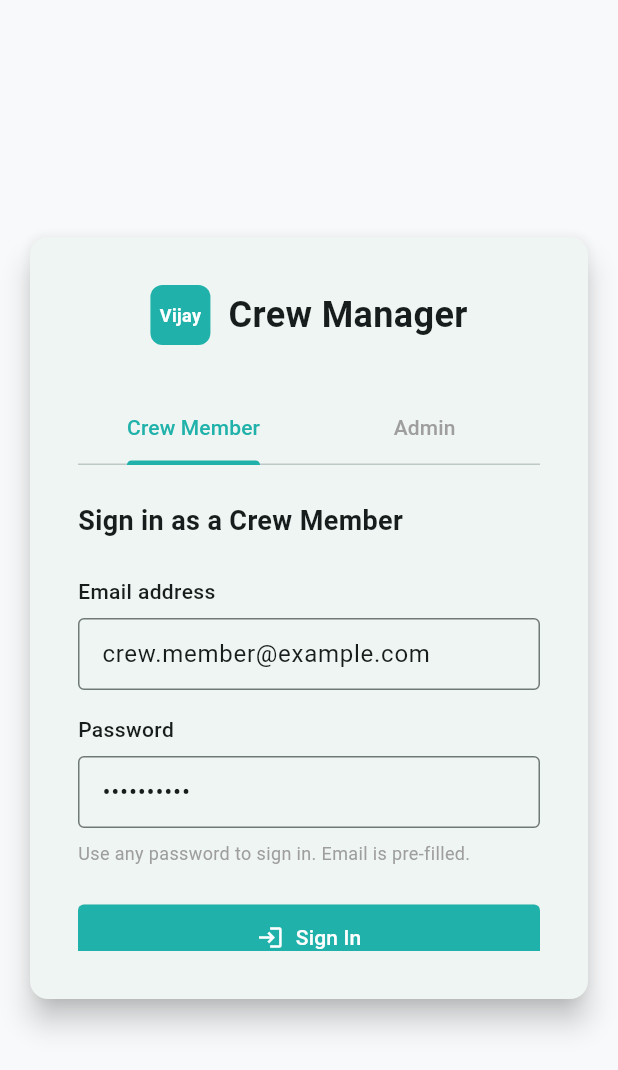
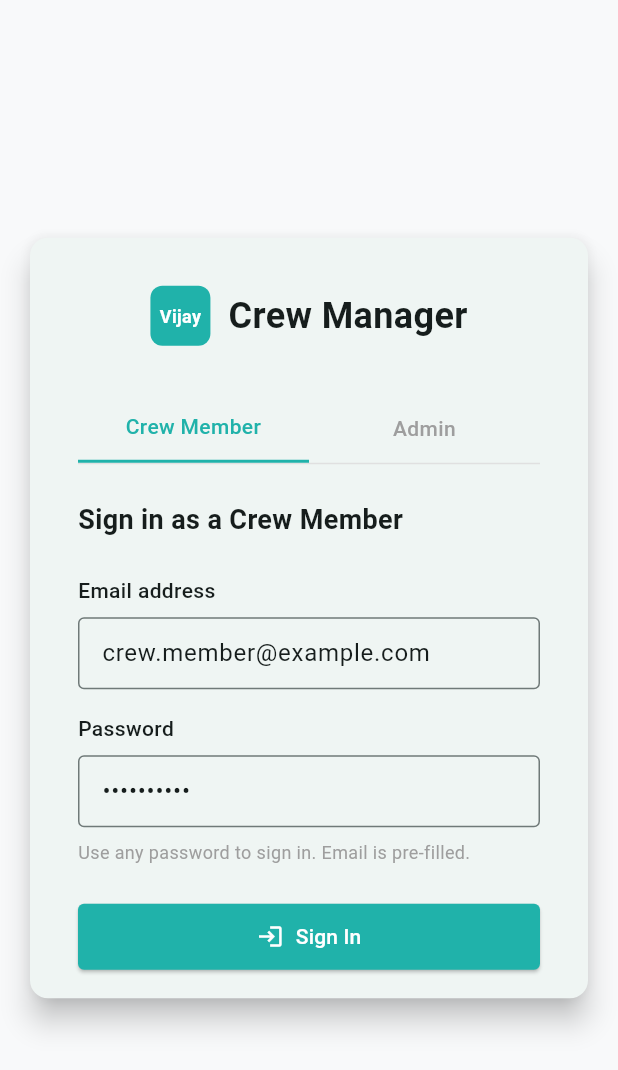
Before and after one commit to ananthkumar-gavstech/vijaya-diagnostics, a Flutter app: the screen it shows after launch, on a phone screen of 412 x 824 dp. Shown: the top 1070 px of the screen. Run offline on Flutter 3.47's test engine with Material 3 defaults, Android fonts, the phone set to English and light mode, and no system bars; our stand-ins replace cloud_firestore, email_validator, file_picker, firebase_auth, firebase_core, firebase_storage and 1 more; accounts and stored records are empty.

Commit message:
Fix Duplicate GlobalKey error: Remove Consumer widgets and use IndexedStack
- Replaced conditional rendering with IndexedStack to prevent widget destruction
- Removed Consumer widgets that were creating internal GlobalKeys during rebuilds
- Created separate CrewMemberLoginForm and AdminLoginForm widget classes
- Used separate TextEditingController instances for complete isolation
- Maintained existing login functionality while fixing tab switching issues

Co-Authored-By: Ananth Kumar <ananthrockz91@gmail.com>

```diff
--- a/lib/screens/login_screen.dart
+++ b/lib/screens/login_screen.dart
@@ -12,53 +12,80 @@ class LoginScreen extends StatefulWidget {
   State<LoginScreen> createState() => _LoginScreenState();
 }
 
-class _LoginScreenState extends State<LoginScreen>
-    with SingleTickerProviderStateMixin {
-  late TabController _tabController;
-  final _formKey = GlobalKey<FormState>();
-  final _emailController = TextEditingController();
-  final _passwordController = TextEditingController();
+class _LoginScreenState extends State<LoginScreen> {
+  int _selectedTab = 0; // 0 for Crew Member, 1 for Admin
+
+  // Separate controllers for each tab
+  final _crewEmailController = TextEditingController();
+  final _crewPasswordController = TextEditingController();
+  final _adminEmailController = TextEditingController();
+  final _adminPasswordController = TextEditingController();
 
   @override
   void initState() {
     super.initState();
-    _tabController = TabController(length: 2, vsync: this);
-    _tabController.addListener(_onTabChanged);
     _setDefaultEmails();
   }
 
-  void _onTabChanged() {
-    _setDefaultEmails();
+  void _onTabChanged(int index) {
+    setState(() {
+      _selectedTab = index;
+    });
   }
 
   void _setDefaultEmails() {
-    if (_tabController.index == 0) {
-      _emailController.text = 'crew.member@example.com';
-    } else {
-      _emailController.text = 'admin@example.com';
+    _crewEmailController.text = 'crew.member@example.com';
+    _crewPasswordController.text = '••••••••••';
+    _adminEmailController.text = 'admin@example.com';
+    _adminPasswordController.text = '••••••••••';
   }
-    _passwordController.text = '••••••••••';
+
+  TextEditingController get _currentEmailController {
+    return _selectedTab == 0 ? _crewEmailController : _adminEmailController;
+  }
+
+  TextEditingController get _currentPasswordController {
+    return _selectedTab == 0 ? _crewPasswordController : _adminPasswordController;
   }
 
   @override
   void dispose() {
-    _tabController.dispose();
-    _emailController.dispose();
-    _passwordController.dispose();
+    _crewEmailController.dispose();
+    _crewPasswordController.dispose();
+    _adminEmailController.dispose();
+    _adminPasswordController.dispose();
     super.dispose();
   }
 
   Future<void> _signIn() async {
-    if (!_formKey.currentState!.validate()) return;
+    // Manual validation instead of using GlobalKey
+    if (_currentEmailController.text.isEmpty) {
+      ScaffoldMessenger.of(context).showSnackBar(
+        const SnackBar(content: Text('Please enter your email')),
+      );
+      return;
+    }
+    if (!EmailValidator.validate(_currentEmailController.text)) {
+      ScaffoldMessenger.of(context).showSnackBar(
+        const SnackBar(content: Text('Please enter a valid email')),
+      );
+      return;
+    }
+    if (_currentPasswordController.text.isEmpty) {
+      ScaffoldMessenger.of(context).showSnackBar(
+        const SnackBar(content: Text('Please enter your password')),
+      );
+      return;
+    }
 
-    final userType = _tabController.index == 0
+    final userType = _selectedTab == 0
         ? UserType.crewMember
         : UserType.admin;
 
     final authProvider = Provider.of<AuthProvider>(context, listen: false);
     final success = await authProvider.signIn(
-      _emailController.text,
-      _passwordController.text,
+      _currentEmailController.text,
+      _currentPasswordController.text,
       userType,
     );
 
@@ -121,24 +148,90 @@ class _LoginScreenState extends State<LoginScreen>
                     ],
                   ),
                   const SizedBox(height: 32),
-                  TabBar(
-                    controller: _tabController,
-                    indicatorColor: const Color(0xFF20B2AA),
-                    labelColor: const Color(0xFF20B2AA),
-                    unselectedLabelColor: Colors.grey,
-                    tabs: const [
-                      Tab(text: 'Crew Member'),
-                      Tab(text: 'Admin'),
+                  // Custom tab buttons
+                  Container(
+                    decoration: BoxDecoration(
+                      border: Border(
+                        bottom: BorderSide(color: Colors.grey.shade300),
+                      ),
+                    ),
+                    child: Row(
+                      children: [
+                        Expanded(
+                          child: GestureDetector(
+                            onTap: () => _onTabChanged(0),
+                            child: Container(
+                              padding: const EdgeInsets.symmetric(vertical: 12),
+                              decoration: BoxDecoration(
+                                border: _selectedTab == 0
+                                    ? const Border(
+                                        bottom: BorderSide(
+                                          color: Color(0xFF20B2AA),
+                                          width: 2,
+                                        ),
+                                      )
+                                    : null,
+                              ),
+                              child: Text(
+                                'Crew Member',
+                                textAlign: TextAlign.center,
+                                style: TextStyle(
+                                  color: _selectedTab == 0
+                                      ? const Color(0xFF20B2AA)
+                                      : Colors.grey,
+                                  fontWeight: FontWeight.w500,
+                                ),
+                              ),
+                            ),
+                          ),
+                        ),
+                        Expanded(
+                          child: GestureDetector(
+                            onTap: () => _onTabChanged(1),
+                            child: Container(
+                              padding: const EdgeInsets.symmetric(vertical: 12),
+                              decoration: BoxDecoration(
+                                border: _selectedTab == 1
+                                    ? const Border(
+                                        bottom: BorderSide(
+                                          color: Color(0xFF20B2AA),
+                                          width: 2,
+                                        ),
+                                      )
+                                    : null,
+                              ),
+                              child: Text(
+                                'Admin',
+                                textAlign: TextAlign.center,
+                                style: TextStyle(
+                                  color: _selectedTab == 1
+                                      ? const Color(0xFF20B2AA)
+                                      : Colors.grey,
+                                  fontWeight: FontWeight.w500,
+                                ),
+                              ),
+                            ),
+                          ),
+                        ),
                       ],
+                    ),
                   ),
                   const SizedBox(height: 24),
                   SizedBox(
                     height: 300,
-                    child: TabBarView(
-                      controller: _tabController,
+                    child: IndexedStack(
+                      index: _selectedTab,
                       children: [
-                        _buildLoginForm('Sign in as a Crew Member'),
-                        _buildLoginForm('Sign in as an Admin'),
+                        CrewMemberLoginForm(
+                          emailController: _crewEmailController,
+                          passwordController: _crewPasswordController,
+                          onSignIn: _signIn,
+                        ),
+                        AdminLoginForm(
+                          emailController: _adminEmailController,
+                          passwordController: _adminPasswordController,
+                          onSignIn: _signIn,
+                        ),
                       ],
                     ),
                   ),
@@ -151,15 +244,28 @@ class _LoginScreenState extends State<LoginScreen>
     );
   }
 
-  Widget _buildLoginForm(String title) {
-    return Form(
-      key: _formKey,
-      child: Column(
+}
+
+class CrewMemberLoginForm extends StatelessWidget {
+  final TextEditingController emailController;
+  final TextEditingController passwordController;
+  final VoidCallback onSignIn;
+
+  const CrewMemberLoginForm({
+    super.key,
+    required this.emailController,
+    required this.passwordController,
+    required this.onSignIn,
+  });
+
+  @override
+  Widget build(BuildContext context) {
+    return Column(
       crossAxisAlignment: CrossAxisAlignment.start,
       children: [
-          Text(
-            title,
-            style: const TextStyle(
+        const Text(
+          'Sign in as a Crew Member',
+          style: TextStyle(
             fontSize: 18,
             fontWeight: FontWeight.w600,
           ),
@@ -173,8 +279,8 @@ class _LoginScreenState extends State<LoginScreen>
           ),
         ),
         const SizedBox(height: 8),
-          TextFormField(
-            controller: _emailController,
+        TextField(
+          controller: emailController,
           decoration: InputDecoration(
             border: OutlineInputBorder(
               borderRadius: BorderRadius.circular(4),
@@ -184,15 +290,6 @@ class _LoginScreenState extends State<LoginScreen>
               vertical: 12,
             ),
           ),
-            validator: (value) {
-              if (value == null || value.isEmpty) {
-                return 'Please enter your email';
-              }
-              if (!EmailValidator.validate(value)) {
-                return 'Please enter a valid email';
-              }
-              return null;
-            },
         ),
         const SizedBox(height: 16),
         const Text(
@@ -203,8 +300,8 @@ class _LoginScreenState extends State<LoginScreen>
           ),
         ),
         const SizedBox(height: 8),
-          TextFormField(
-            controller: _passwordController,
+        TextField(
+          controller: passwordController,
           obscureText: true,
           decoration: InputDecoration(
             border: OutlineInputBorder(
@@ -215,12 +312,6 @@ class _LoginScreenState extends State<LoginScreen>
               vertical: 12,
             ),
           ),
-            validator: (value) {
-              if (value == null || value.isEmpty) {
-                return 'Please enter your password';
-              }
-              return null;
-            },
         ),
         const SizedBox(height: 8),
         const Text(
@@ -231,12 +322,10 @@ class _LoginScreenState extends State<LoginScreen>
           ),
         ),
         const SizedBox(height: 24),
-          Consumer<AuthProvider>(
-            builder: (context, authProvider, child) {
-              return SizedBox(
+        SizedBox(
           width: double.infinity,
           child: ElevatedButton(
-                  onPressed: authProvider.isLoading ? null : _signIn,
+            onPressed: onSignIn,
             style: ElevatedButton.styleFrom(
               backgroundColor: const Color(0xFF20B2AA),
               foregroundColor: Colors.white,
@@ -245,16 +334,7 @@ class _LoginScreenState extends State<LoginScreen>
                 borderRadius: BorderRadius.circular(4),
               ),
             ),
-                  child: authProvider.isLoading
-                      ? const SizedBox(
-                          height: 20,
-                          width: 20,
-                          child: CircularProgressIndicator(
-                            strokeWidth: 2,
-                            valueColor: AlwaysStoppedAnimation<Color>(Colors.white),
-                          ),
-                        )
-                      : Row(
+            child: Row(
               mainAxisAlignment: MainAxisAlignment.center,
               children: const [
                 Icon(Icons.login, size: 18),
@@ -263,28 +343,111 @@ class _LoginScreenState extends State<LoginScreen>
               ],
             ),
           ),
-              );
-            },
-          ),
-          Consumer<AuthProvider>(
-            builder: (context, authProvider, child) {
-              if (authProvider.errorMessage != null) {
-                return Padding(
-                  padding: const EdgeInsets.only(top: 16),
-                  child: Text(
-                    authProvider.errorMessage!,
-                    style: const TextStyle(
-                      color: Colors.red,
-                      fontSize: 12,
-                    ),
-                  ),
-                );
-              }
-              return const SizedBox.shrink();
-            },
         ),
       ],
-      ),
     );
   }
 }
+
+class AdminLoginForm extends StatelessWidget {
+  final TextEditingController emailController;
+  final TextEditingController passwordController;
+  final VoidCallback onSignIn;
+
+  const AdminLoginForm({
+    super.key,
+    required this.emailController,
+    required this.passwordController,
+    required this.onSignIn,
+  });
+
+  @override
+  Widget build(BuildContext context) {
+    return Column(
+      crossAxisAlignment: CrossAxisAlignment.start,
+      children: [
+        const Text(
+          'Sign in as an Admin',
+          style: TextStyle(
+            fontSize: 18,
+            fontWeight: FontWeight.w600,
+          ),
+        ),
+        const SizedBox(height: 24),
+        const Text(
+          'Email address',
+          style: TextStyle(
+            fontSize: 14,
+            fontWeight: FontWeight.w500,
+          ),
+        ),
+        const SizedBox(height: 8),
+        TextField(
+          controller: emailController,
+          decoration: InputDecoration(
+            border: OutlineInputBorder(
+              borderRadius: BorderRadius.circular(4),
+            ),
+            contentPadding: const EdgeInsets.symmetric(
+              horizontal: 12,
+              vertical: 12,
+            ),
+          ),
+        ),
+        const SizedBox(height: 16),
+        const Text(
+          'Password',
+          style: TextStyle(
+            fontSize: 14,
+            fontWeight: FontWeight.w500,
+          ),
+        ),
+        const SizedBox(height: 8),
+        TextField(
+          controller: passwordController,
+          obscureText: true,
+          decoration: InputDecoration(
+            border: OutlineInputBorder(
+              borderRadius: BorderRadius.circular(4),
+            ),
+            contentPadding: const EdgeInsets.symmetric(
+              horizontal: 12,
+              vertical: 12,
+            ),
+          ),
+        ),
+        const SizedBox(height: 8),
+        const Text(
+          'Use any password to sign in. Email is pre-filled.',
+          style: TextStyle(
+            fontSize: 12,
+            color: Colors.grey,
+          ),
+        ),
+        const SizedBox(height: 24),
+        SizedBox(
+          width: double.infinity,
+          child: ElevatedButton(
+            onPressed: onSignIn,
+            style: ElevatedButton.styleFrom(
+              backgroundColor: const Color(0xFF20B2AA),
+              foregroundColor: Colors.white,
+              padding: const EdgeInsets.symmetric(vertical: 12),
+              shape: RoundedRectangleBorder(
+                borderRadius: BorderRadius.circular(4),
+              ),
+            ),
+            child: Row(
+              mainAxisAlignment: MainAxisAlignment.center,
+              children: const [
+                Icon(Icons.login, size: 18),
+                SizedBox(width: 8),
+                Text('Sign In'),
+              ],
+            ),
+          ),
+        ),
+      ],
+    );
+  }
+}
```
Lines whose indentation alone changed are shown as unchanged.
